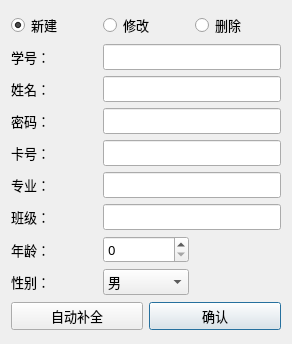
luoboQAQ/ChargeManager, file userchangedialog.ui: the form before one commit.
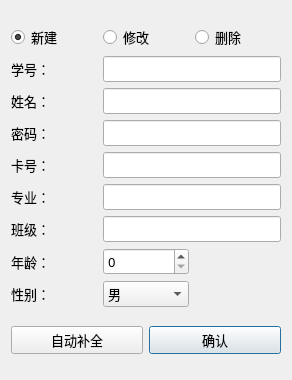
The form after the commit.

Commit message: 🐛 修复学生删除的BUG 🤔 增加添加学生代码

The edit to the form file:
```diff
--- a/userchangedialog.ui
+++ b/userchangedialog.ui
@@ -7,7 +7,7 @@
     <x>0</x>
     <y>0</y>
     <width>292</width>
-    <height>344</height>
+    <height>380</height>
    </rect>
   </property>
   <property name="font">
@@ -122,7 +122,11 @@
       </widget>
      </item>
      <item row="3" column="1" colspan="2">
-      <widget class="QLineEdit" name="m_PasswdEdit"/>
+      <widget class="QLineEdit" name="m_PasswdEdit">
+       <property name="echoMode">
+        <enum>QLineEdit::Password</enum>
+       </property>
+      </widget>
      </item>
      <item row="4" column="1" colspan="2">
       <widget class="QLineEdit" name="m_CardidEdit"/>
```
The commit also changes 2 other files.
